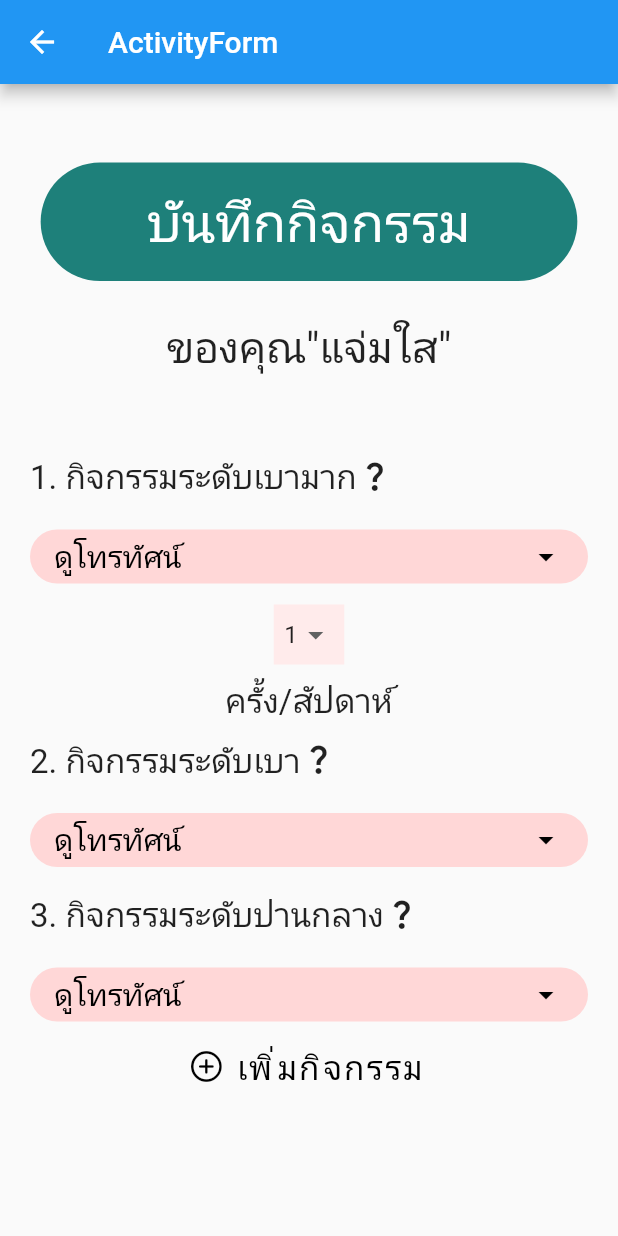
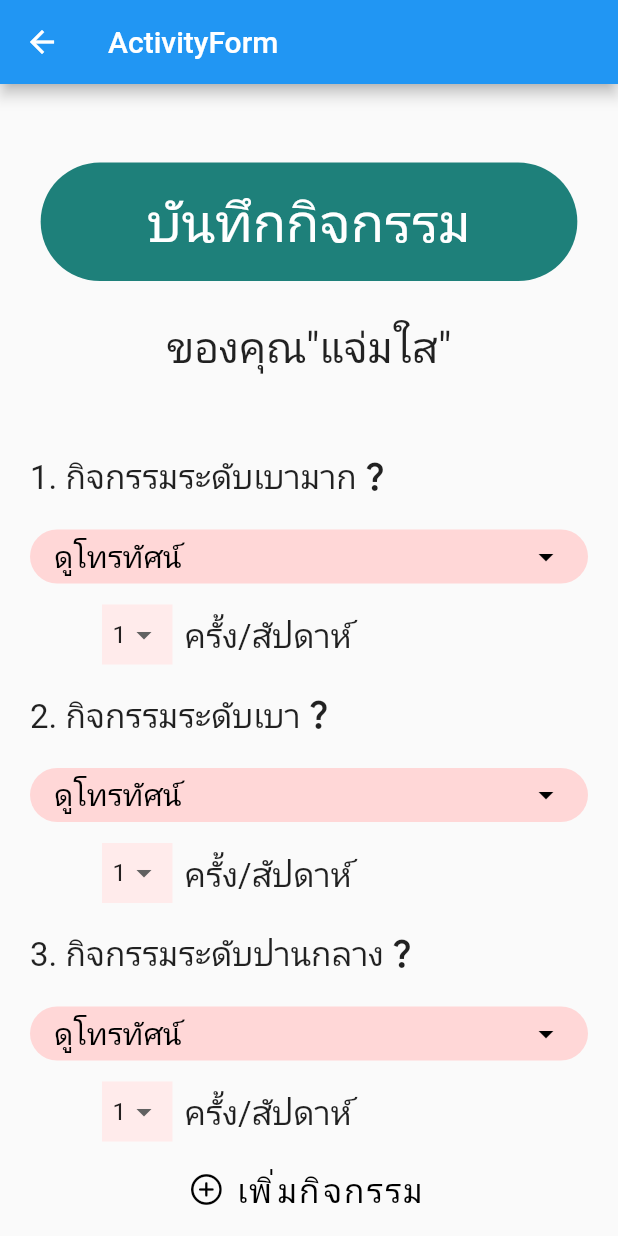
Before and after one commit to AINutritionProject/KinDeeUDee, a Flutter app: the ActivityForm screen opened directly, on a phone screen of 412 x 824 dp. Run offline on Flutter 3.47's test engine with Material 2 defaults, Android fonts, the phone set to English and light mode, and no system bars; our stand-ins replace camera, cloud_firestore, csv, dotted_border, firebase_auth, firebase_core and 6 more; missing offline and left inert: dart:ffi; accounts and stored records are empty.

Commit message:
apply small dropdown with callback function

```diff
--- a/lib/pages/information/activity_form.dart
+++ b/lib/pages/information/activity_form.dart
@@ -50,6 +50,9 @@ class _ActivityFormBodyState extends State<ActivityFormBody> {
   String lightActivity = "";
   String mediumActivity = "";
   String hardActivity = "";
+  int lightFrequency = 1;
+  int mediumFrequency = 1;
+  int hardFrequency = 1;
 
   @override
   Widget build(BuildContext context) {
@@ -81,19 +84,26 @@ class _ActivityFormBodyState extends State<ActivityFormBody> {
                     });
                   },
                 ),
+                Padding(
+                  padding: const EdgeInsets.only(left: 40.0),
+                  child: Row(
+                    children: [
                       SmallDropDown(
                         data: frequency,
                         dropdownColor: const Color(0xFFFFEBEB),
                         buttonColor: const Color(0xFFFFEBEB),
                         setSelectedItem: (String val) {
                           setState(() {
-                      lightActivity = val;
+                            mediumFrequency = int.parse(val);
                           });
                         },
                       ),
                       const Text(
                         "ครั้ง/สัปดาห์",
                         style: TextStyle(fontSize: 22),
+                      ),
+                    ],
+                  ),
                 ),
               ],
             ),
@@ -118,6 +128,27 @@ class _ActivityFormBodyState extends State<ActivityFormBody> {
                 });
               },
             ),
+            Padding(
+              padding: const EdgeInsets.only(left: 40.0),
+              child: Row(
+                children: [
+                  SmallDropDown(
+                    data: frequency,
+                    dropdownColor: const Color(0xFFFFEBEB),
+                    buttonColor: const Color(0xFFFFEBEB),
+                    setSelectedItem: (String val) {
+                      setState(() {
+                        mediumFrequency = int.parse(val);
+                      });
+                    },
+                  ),
+                  const Text(
+                    "ครั้ง/สัปดาห์",
+                    style: TextStyle(fontSize: 22),
+                  ),
+                ],
+              ),
+            ),
             const Padding(
               padding: EdgeInsets.only(top: 10, bottom: 15),
               child: Align(
@@ -136,9 +167,30 @@ class _ActivityFormBodyState extends State<ActivityFormBody> {
               color: const Color(0xFFFFD7D7),
               setSelectedItem: (String val) {
                 setState(() {
-                  hardActivity = val;
+                  hardFrequency = int.parse(val);
                 });
               },
+            ),
+            Padding(
+              padding: const EdgeInsets.only(left: 40.0),
+              child: Row(
+                children: [
+                  SmallDropDown(
+                    data: frequency,
+                    dropdownColor: const Color(0xFFFFEBEB),
+                    buttonColor: const Color(0xFFFFEBEB),
+                    setSelectedItem: (String val) {
+                      setState(() {
+                        lightActivity = val;
+                      });
+                    },
+                  ),
+                  const Text(
+                    "ครั้ง/สัปดาห์",
+                    style: TextStyle(fontSize: 22),
+                  ),
+                ],
+              ),
             ),
             SizedBox(
               width: 180,
```
Lines whose indentation alone changed are shown as unchanged.
